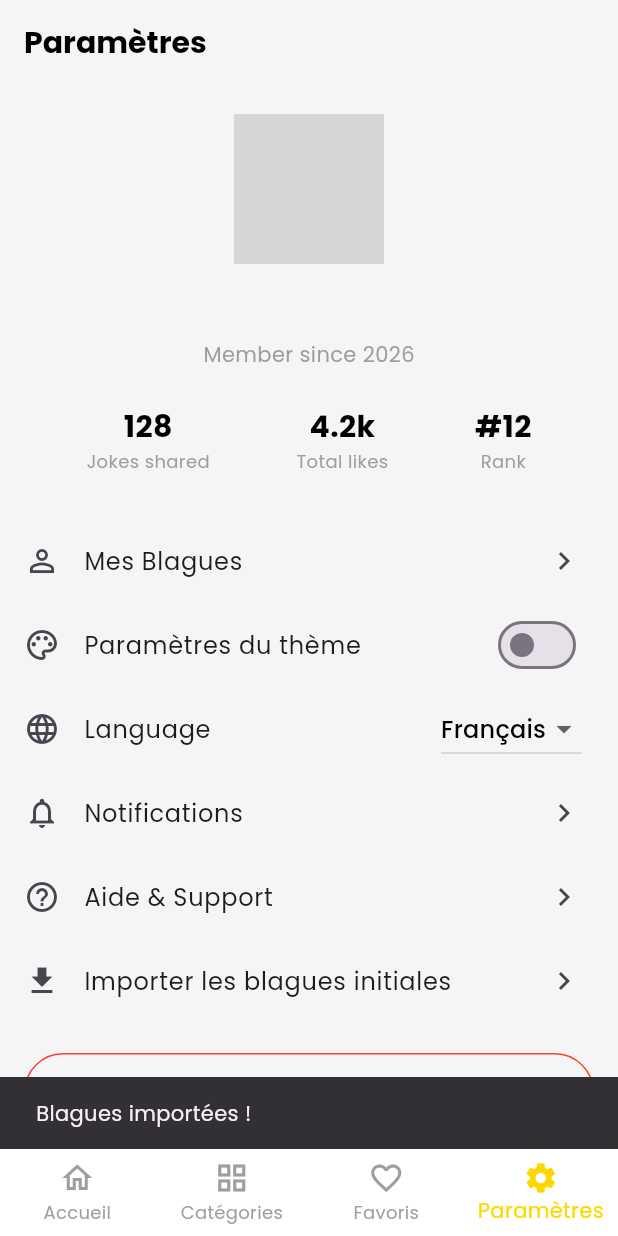
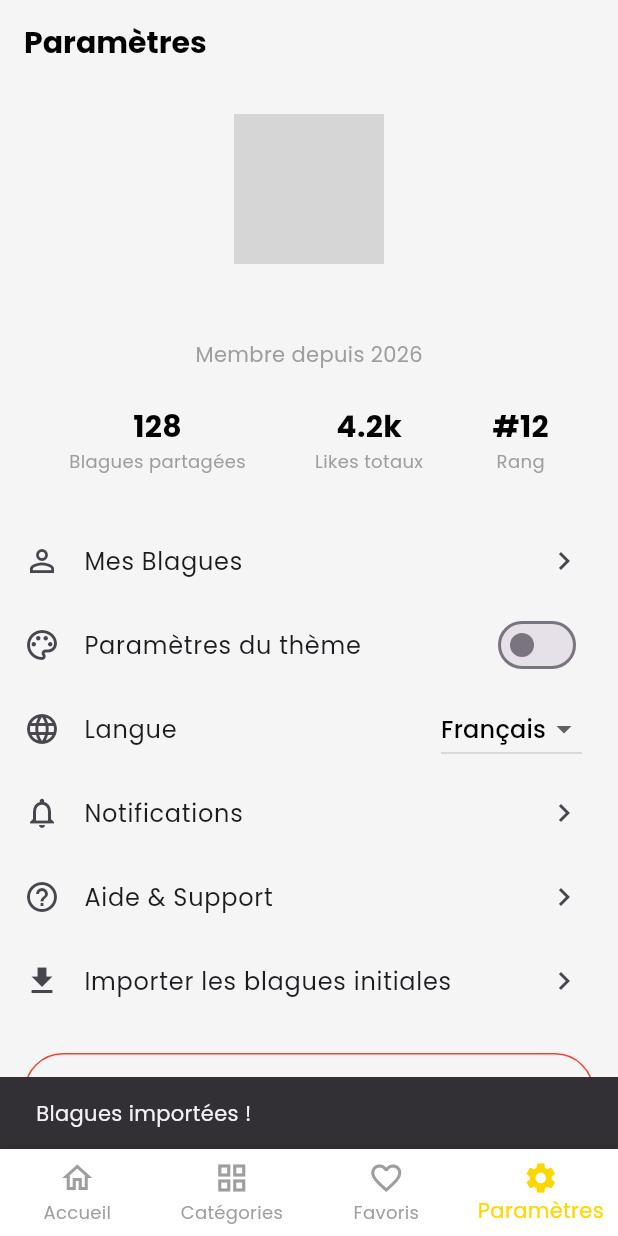
Before and after one commit to Happyazondekon/KoMiKo, a Flutter app: the screen it shows once a user with an empty profile is signed in, item 4 of the bottom bar chosen, after a tap on "Importer les blagues initiales", on a phone screen of 412 x 824 dp. Run offline on Flutter 3.47's test engine with Material 3 defaults, Android fonts, the phone set to English and light mode, and no system bars; our stand-ins replace cloud_firestore, firebase_auth, firebase_core, google_fonts, google_sign_in, image_picker and 2 more; accounts and stored records are empty; network calls fail; grey boxes are pictures that could not be loaded.

Commit message:
Komiko mvp

```diff
--- a/lib/auth/screens/login_screen.dart
+++ b/lib/auth/screens/login_screen.dart
@@ -1,5 +1,7 @@
 import 'package:flutter/material.dart';
+import 'package:provider/provider.dart';
 import 'package:komiko/generated/gen_l10n/app_localizations.dart';
+import 'package:komiko/services/auth_service.dart';
 
 class LoginScreen extends StatefulWidget {
   final VoidCallback onRegisterClicked;
@@ -18,12 +20,57 @@ class LoginScreen extends StatefulWidget {
 class _LoginScreenState extends State<LoginScreen> {
   final _emailController = TextEditingController();
   final _passwordController = TextEditingController();
+  bool _isLoading = false;
+  bool _isGoogleLoading = false;
+  String? _errorMessage;
 
   @override
   void dispose() {
     _emailController.dispose();
     _passwordController.dispose();
     super.dispose();
+  }
+
+  Future<void> _signIn() async {
+    if (_emailController.text.trim().isEmpty || _passwordController.text.trim().isEmpty) {
+      return;
+    }
+
+    setState(() {
+      _isLoading = true;
+      _errorMessage = null;
+    });
+
+    try {
+      final authService = context.read<AuthService>();
+      final result = await authService.signInWithEmailAndPassword(
+        _emailController.text.trim(),
+        _passwordController.text.trim(),
+      );
+      if (result == null && mounted) {
+        setState(() => _errorMessage = "Invalid email or password");
+      }
+    } catch (e) {
+      if (mounted) setState(() => _errorMessage = e.toString());
+    } finally {
+      if (mounted) setState(() => _isLoading = false);
+    }
+  }
+
+  Future<void> _signInWithGoogle() async {
+    setState(() {
+      _isGoogleLoading = true;
+      _errorMessage = null;
+    });
+
+    try {
+      final authService = context.read<AuthService>();
+      await authService.signInWithGoogle();
+    } catch (e) {
+      if (mounted) setState(() => _errorMessage = e.toString());
+    } finally {
+      if (mounted) setState(() => _isGoogleLoading = false);
+    }
   }
 
   @override
@@ -71,6 +118,14 @@ class _LoginScreenState extends State<LoginScreen> {
                 suffixIcon: const Icon(Icons.visibility_outlined),
               ),
             ),
+            if (_errorMessage != null) ...[
+              const SizedBox(height: 8),
+              Text(
+                _errorMessage!,
+                style: const TextStyle(color: Colors.red, fontSize: 14),
+                textAlign: TextAlign.center,
+              ),
+            ],
             Align(
               alignment: Alignment.centerRight,
               child: TextButton(
@@ -80,10 +135,10 @@ class _LoginScreenState extends State<LoginScreen> {
             ),
             const SizedBox(height: 24),
             ElevatedButton(
-              onPressed: () {
-                // TODO: Implement login logic
-              },
-              child: Text(l10n.login),
+              onPressed: _isLoading ? null : _signIn,
+              child: _isLoading
+                ? const SizedBox(height: 20, width: 20, child: CircularProgressIndicator(strokeWidth: 2, color: Colors.black))
+                : Text(l10n.login),
             ),
             const SizedBox(height: 24),
             Row(
@@ -100,8 +155,15 @@ class _LoginScreenState extends State<LoginScreen> {
             Row(
               mainAxisAlignment: MainAxisAlignment.spaceEvenly,
               children: [
-                _buildSocialButton(Icons.g_mobiledata, l10n.google),
-                _buildSocialButton(Icons.facebook, l10n.facebook),
+                _buildSocialButton(
+                  Icons.g_mobiledata,
+                  l10n.google,
+                  _isGoogleLoading ? null : _signInWithGoogle,
+                  isLoading: _isGoogleLoading,
+                ),
+                _buildSocialButton(Icons.facebook, l10n.facebook, () {
+                  // TODO: Implement facebook login
+                }),
               ],
             ),
             const SizedBox(height: 40),
@@ -121,12 +183,12 @@ class _LoginScreenState extends State<LoginScreen> {
     );
   }
 
-  Widget _buildSocialButton(IconData icon, String label) {
+  Widget _buildSocialButton(IconData icon, String label, VoidCallback? onPressed, {bool isLoading = false}) {
     return OutlinedButton.icon(
-      onPressed: () {
-        // TODO: Implement social login
-      },
-      icon: Icon(icon),
+      onPressed: onPressed,
+      icon: isLoading
+        ? const SizedBox(height: 20, width: 20, child: CircularProgressIndicator(strokeWidth: 2))
+        : Icon(icon),
       label: Text(label),
       style: OutlinedButton.styleFrom(
         padding: const EdgeInsets.symmetric(horizontal: 24, vertical: 12),
--- a/lib/l10n/app_fr.arb
+++ b/lib/l10n/app_fr.arb
@@ -67,5 +67,14 @@
   "catOther": "Autre",
   "propose": "Proposer",
   "noJokes": "Aucune blague pour le moment.",
-  "error": "Erreur"
+  "error": "Erreur",
+  "language": "Langue",
+  "french": "Français",
+  "english": "Anglais",
+  "importInitialJokes": "Importer les blagues initiales",
+  "jokesImported": "Blagues importées !",
+  "jokesShared": "Blagues partagées",
+  "totalLikes": "Likes totaux",
+  "rank": "Rang",
+  "memberSince": "Membre depuis"
 }
--- a/lib/screens/settings_screen.dart
+++ b/lib/screens/settings_screen.dart
@@ -50,12 +50,12 @@ class SettingsScreen extends StatelessWidget {
           _buildSettingItem(
             context,
             icon: Icons.language_outlined,
-            title: "Language",
+            title: l10n.language,
             trailing: DropdownButton<String>(
               value: localizationService.currentLocale.languageCode,
-              items: const [
-                DropdownMenuItem(value: 'fr', child: Text("Français")),
-                DropdownMenuItem(value: 'en', child: Text("English")),
+              items: [
+                DropdownMenuItem(value: 'fr', child: Text(l10n.french)),
+                DropdownMenuItem(value: 'en', child: Text(l10n.english)),
               ],
               onChanged: (value) {
                 if (value != null) {
@@ -79,11 +79,11 @@ class SettingsScreen extends StatelessWidget {
           _buildSettingItem(
             context,
             icon: Icons.download,
-            title: "Importer les blagues initiales",
+            title: l10n.importInitialJokes,
             onTap: () async {
               await ImportService.importInitialJokes();
               if (context.mounted) {
-                 ScaffoldMessenger.of(context).showSnackBar(const SnackBar(content: Text("Blagues importées !")));
+                 ScaffoldMessenger.of(context).showSnackBar(SnackBar(content: Text(l10n.jokesImported)));
               }
             },
           ),
@@ -154,16 +154,16 @@ class SettingsScreen extends StatelessWidget {
             ),
           ),
         Text(
-          "Member since ${user?.createdAt != null ? user!.createdAt!.year.toString() : 'May 2023'}",
+          "${l10n.memberSince} ${user?.createdAt != null ? user!.createdAt!.year.toString() : '2023'}",
           style: const TextStyle(color: Colors.grey),
         ),
         const SizedBox(height: 24),
         Row(
           mainAxisAlignment: MainAxisAlignment.spaceEvenly,
           children: [
-            _buildStatItem("128", "Jokes shared"),
-            _buildStatItem("4.2k", "Total likes"),
-            _buildStatItem("#12", "Rank"),
+            _buildStatItem("128", l10n.jokesShared),
+            _buildStatItem("4.2k", l10n.totalLikes),
+            _buildStatItem("#12", l10n.rank),
           ],
         ),
       ],
```
Also changed, not shown: lib/auth/screens/register_screen.dart (+67 -2 lines), lib/l10n/app_en.arb (+10 -1 lines), lib/generated/gen_l10n/app_localizations.dart, lib/generated/gen_l10n/app_localizations_en.dart, lib/generated/gen_l10n/app_localizations_fr.dart, 5 other files.
